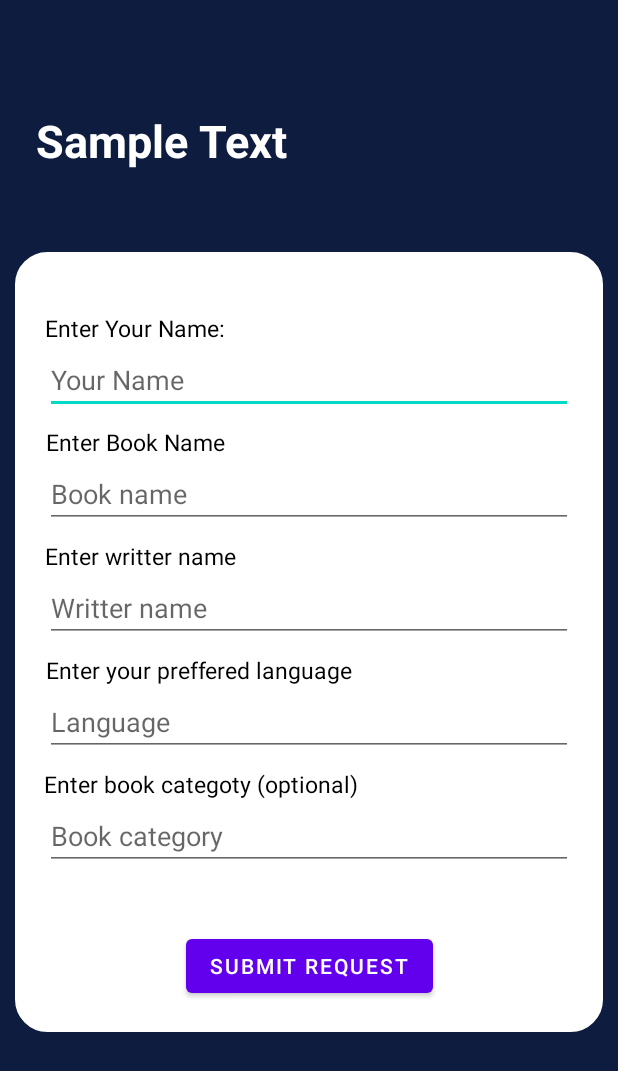
After one commit to Asif-Rezan/Kabbik-App-new-UI, an Android app: the layout activity_request_book.xml on its own in the app's theme, with its tools: preview values and no code run, on a phone screen of 412 x 824 dp. The commit adds this screen. Shown: the top 1071 px of the screen. Run offline under Robolectric (Android 15) with nearby library versions, the phone set to English and light mode, and no system bars.

Commit message:
request book ui completed

```diff
--- a/app/build.gradle
+++ b/app/build.gradle
@@ -35,6 +35,8 @@ dependencies {
 
     implementation 'androidx.core:core-ktx:1.9.0'
 
+    implementation 'com.google.code.gson:gson:2.10.1'
+
     implementation 'androidx.appcompat:appcompat:1.6.0'
     implementation 'com.google.android.material:material:1.8.0'
     implementation 'androidx.constraintlayout:constraintlayout:2.1.4'
--- a/app/src/main/AndroidManifest.xml
+++ b/app/src/main/AndroidManifest.xml
@@ -12,8 +12,15 @@
         android:roundIcon="@mipmap/ic_launcher_round"
         android:supportsRtl="true"
         android:theme="@style/Theme.CustomRecycleView">
+
         <activity
             android:name=".MainActivity"
+            android:exported="false" />
+<!--        <activity-->
+<!--            android:name=".RequestBook"-->
+<!--            android:exported="false" />-->
+        <activity
+            android:name=".RequestBook"
             android:exported="true">
             <intent-filter>
                 <action android:name="android.intent.action.MAIN" />
--- /dev/null
+++ b/app/src/main/java/com/example/customrecycleview/ApiService.kt
@@ -0,0 +1,7 @@
+package com.example.customrecycleview
+
+interface ApiService {
+    @POST("")
+    suspend fun postData(@Body requestData: RequestData): ApiResponse
+
+}
--- a/app/src/main/java/com/example/customrecycleview/MainActivity.kt
+++ b/app/src/main/java/com/example/customrecycleview/MainActivity.kt
@@ -15,7 +15,6 @@ class MainActivity : AppCompatActivity() {
     private lateinit var audioRecyclerView: RecyclerView
    // private lateinit var AudioList: ArrayList<AudioBookData>
     private lateinit var audioListAdapter: AudioListAdapter
-
     private lateinit var readMorebutton: TextView
     private lateinit var descriptionTextView: TextView
     private lateinit var selectedAudioThumbnail: ImageView
--- /dev/null
+++ b/app/src/main/java/com/example/customrecycleview/RequestBook.kt
@@ -0,0 +1,60 @@
+package com.example.customrecycleview
+
+import androidx.appcompat.app.AppCompatActivity
+import android.os.Bundle
+import android.widget.EditText
+import android.widget.TextView
+
+class RequestBook : AppCompatActivity() {
+
+    lateinit var name : EditText
+    lateinit var bookName: EditText
+    lateinit var writterName : EditText
+    lateinit var preferedLanguage: EditText
+    lateinit var bookCategory: EditText
+
+
+
+
+
+
+
+    override fun onCreate(savedInstanceState: Bundle?) {
+
+        super.onCreate(savedInstanceState)
+        setContentView(R.layout.activity_request_book)
+
+        name = findViewById(R.id.nameeditTextId)
+        bookName = findViewById(R.id.BookNameeditTextId)
+        writterName = findViewById(R.id.writerNameId)
+        preferedLanguage = findViewById(R.id.lagnuageEditTextId)
+        bookCategory = findViewById(R.id.categoryEditTextId)
+
+
+
+
+        var retrofit = Retrofit.Builder()
+            .baseUrl("https:/")
+            .addConverterFactory(GsonConverterFactory.create())
+            .build();
+
+        val api = retrofit.create(superheroAPI::class.java);
+
+
+
+
+
+
+
+
+
+
+
+
+
+
+
+
+
+    }
+}
--- /dev/null
+++ b/app/src/main/java/com/example/customrecycleview/RequestData.kt
@@ -0,0 +1,10 @@
+package com.example.customrecycleview
+
+data class RequestData(
+    val name: String,
+    val bookName: String,
+    val writterName: String,
+    val language: String,
+    val category: String
+
+)
--- /dev/null
+++ b/app/src/main/res/drawable/rounded_background_requested_book.xml
@@ -0,0 +1,13 @@
+<?xml version="1.0" encoding="UTF-8"?>
+<shape xmlns:android="http://schemas.android.com/apk/res/android">
+    <solid android:color="@color/white"/>
+    <stroke android:width="3dp" android:color="@color/white" />
+
+    <corners android:topLeftRadius="20dp"
+        android:topRightRadius="20dp"
+        android:bottomLeftRadius="20dp"
+        android:bottomRightRadius="20dp"/>
+
+
+    <padding android:left="0dp" android:top="0dp" android:right="0dp" android:bottom="0dp" />
+</shape>
--- /dev/null
+++ b/app/src/main/res/layout/activity_request_book.xml
@@ -0,0 +1,195 @@
+<?xml version="1.0" encoding="utf-8"?>
+<androidx.constraintlayout.widget.ConstraintLayout xmlns:android="http://schemas.android.com/apk/res/android"
+    xmlns:app="http://schemas.android.com/apk/res-auto"
+    xmlns:tools="http://schemas.android.com/tools"
+    android:layout_width="match_parent"
+    android:layout_height="match_parent"
+    android:background="@color/dark_blue_custom"
+    tools:context=".RequestBook">
+
+
+    <TextView
+        android:layout_width="wrap_content"
+        android:layout_height="wrap_content"
+        android:layout_marginStart="24dp"
+       android:layout_marginEnd="50dp"
+        android:text="Sample Text"
+        android:layout_marginTop="40dp"
+        android:layout_marginBottom="10dp"
+        android:fontFamily="sans-serif"
+        android:textColor="@color/white"
+        android:textSize="30sp"
+        android:textStyle="bold"
+        app:layout_constraintBottom_toTopOf="@+id/constraintLayout"
+        app:layout_constraintStart_toStartOf="parent"
+        app:layout_constraintTop_toTopOf="parent"
+        app:layout_constraintVertical_bias="0.433" />
+
+    <androidx.constraintlayout.widget.ConstraintLayout
+        android:id="@+id/constraintLayout"
+        android:layout_width="match_parent"
+        android:layout_height="wrap_content"
+        android:layout_marginHorizontal="10dp"
+        android:layout_marginVertical="80dp"
+        android:background="@drawable/rounded_background_requested_book"
+        app:layout_constraintBottom_toBottomOf="parent"
+        app:layout_constraintEnd_toEndOf="parent"
+        app:layout_constraintStart_toStartOf="parent"
+        app:layout_constraintTop_toTopOf="parent"
+        app:layout_constraintVertical_bias="0.61">
+
+
+        <TextView
+            android:id="@+id/textView2"
+            android:layout_width="wrap_content"
+
+            android:layout_height="wrap_content"
+            android:layout_marginTop="40dp"
+
+            android:text="Enter Your Name: "
+            android:textColor="@color/black"
+            android:textSize="15sp"
+            app:layout_constraintEnd_toEndOf="parent"
+            app:layout_constraintHorizontal_bias="0.075"
+            app:layout_constraintStart_toStartOf="parent"
+            app:layout_constraintTop_toTopOf="parent" />
+
+        <EditText
+            android:id="@+id/nameeditTextId"
+            android:layout_width="match_parent"
+            android:layout_height="wrap_content"
+            android:layout_marginHorizontal="20dp"
+            android:layout_marginTop="1dp"
+            android:hint="Your Name"
+            app:layout_constraintEnd_toEndOf="parent"
+            app:layout_constraintHorizontal_bias="0.0"
+            app:layout_constraintStart_toStartOf="parent"
+            app:layout_constraintTop_toBottomOf="@+id/textView2" />
+
+
+        <TextView
+            android:id="@+id/textViewBookNameId"
+            android:layout_width="wrap_content"
+            android:layout_height="wrap_content"
+            android:layout_marginTop="8dp"
+            android:text="Enter Book Name"
+            android:textColor="@color/black"
+            android:textSize="15sp"
+            app:layout_constraintEnd_toEndOf="parent"
+            app:layout_constraintHorizontal_bias="0.075"
+            app:layout_constraintStart_toStartOf="parent"
+            app:layout_constraintTop_toBottomOf="@+id/nameeditTextId" />
+
+
+        <EditText
+            android:id="@+id/BookNameeditTextId"
+            android:layout_width="match_parent"
+            android:layout_height="wrap_content"
+            android:layout_marginHorizontal="20dp"
+            android:layout_marginTop="1dp"
+            android:hint="Book name "
+            app:layout_constraintEnd_toEndOf="parent"
+            app:layout_constraintHorizontal_bias="0.5"
+            app:layout_constraintStart_toStartOf="parent"
+            app:layout_constraintTop_toBottomOf="@+id/textViewBookNameId" />
+
+
+        <TextView
+            android:id="@+id/writerNameId"
+            android:layout_width="wrap_content"
+            android:layout_height="wrap_content"
+            android:layout_marginStart="20dp"
+            android:layout_marginTop="8dp"
+            android:text="Enter writter name"
+            android:textColor="@color/black"
+            android:textSize="15sp"
+            app:layout_constraintEnd_toEndOf="parent"
+            app:layout_constraintHorizontal_bias="0.0"
+            app:layout_constraintStart_toStartOf="parent"
+            app:layout_constraintTop_toBottomOf="@+id/BookNameeditTextId" />
+
+
+        <EditText
+            android:id="@+id/WriterNameeditTextId"
+            android:layout_width="match_parent"
+            android:layout_height="wrap_content"
+            android:layout_marginHorizontal="20dp"
+            android:layout_marginTop="1dp"
+            android:hint="Writter name "
+            app:layout_constraintEnd_toEndOf="parent"
+            app:layout_constraintHorizontal_bias="0.5"
+            app:layout_constraintStart_toStartOf="parent"
+            app:layout_constraintTop_toBottomOf="@+id/writerNameId" />
+
+
+        <TextView
+            android:id="@+id/languageTextViewId"
+            android:layout_width="wrap_content"
+            android:layout_height="wrap_content"
+            android:layout_marginTop="8dp"
+            android:text="Enter your preffered language"
+            android:textColor="@color/black"
+            android:textSize="15sp"
+            app:layout_constraintEnd_toEndOf="parent"
+            app:layout_constraintHorizontal_bias="0.109"
+            app:layout_constraintStart_toStartOf="parent"
+            app:layout_constraintTop_toBottomOf="@+id/WriterNameeditTextId" />
+
+        <EditText
+            android:id="@+id/lagnuageEditTextId"
+            android:layout_width="match_parent"
+            android:layout_height="wrap_content"
+            android:layout_marginHorizontal="20dp"
+            android:layout_marginTop="1dp"
+            android:hint="Language "
+            app:layout_constraintEnd_toEndOf="parent"
+            app:layout_constraintHorizontal_bias="0.5"
+            app:layout_constraintStart_toStartOf="parent"
+            app:layout_constraintTop_toBottomOf="@+id/languageTextViewId" />
+
+
+        <TextView
+            android:id="@+id/categoryTextViewId"
+            android:layout_width="wrap_content"
+
+            android:layout_height="wrap_content"
+
+            android:layout_marginTop="8dp"
+            android:text="Enter book categoty (optional)"
+            android:textColor="@color/black"
+            android:textSize="15sp"
+            app:layout_constraintEnd_toEndOf="parent"
+            app:layout_constraintHorizontal_bias="0.106"
+            app:layout_constraintStart_toStartOf="parent"
+            app:layout_constraintTop_toBottomOf="@+id/lagnuageEditTextId" />
+
+        <EditText
+            android:id="@+id/categoryEditTextId"
+            android:layout_width="match_parent"
+            android:layout_height="wrap_content"
+            android:layout_marginHorizontal="20dp"
+            android:layout_marginTop="1dp"
+            android:hint="Book category"
+            app:layout_constraintEnd_toEndOf="parent"
+            app:layout_constraintHorizontal_bias="0.5"
+            app:layout_constraintStart_toStartOf="parent"
+            app:layout_constraintTop_toBottomOf="@+id/categoryTextViewId" />
+
+
+        <Button
+            android:layout_width="wrap_content"
+            android:layout_height="wrap_content"
+            android:layout_marginTop="40dp"
+            android:layout_marginBottom="20dp"
+            android:text="Submit Request"
+            app:layout_constraintBottom_toBottomOf="parent"
+            app:layout_constraintEnd_toEndOf="parent"
+            app:layout_constraintStart_toStartOf="parent"
+            app:layout_constraintTop_toBottomOf="@+id/categoryEditTextId"
+            app:layout_constraintVertical_bias="0.012" />
+
+
+    </androidx.constraintlayout.widget.ConstraintLayout>
+
+
+</androidx.constraintlayout.widget.ConstraintLayout>
```
Also changed, not shown: 2 other files.
